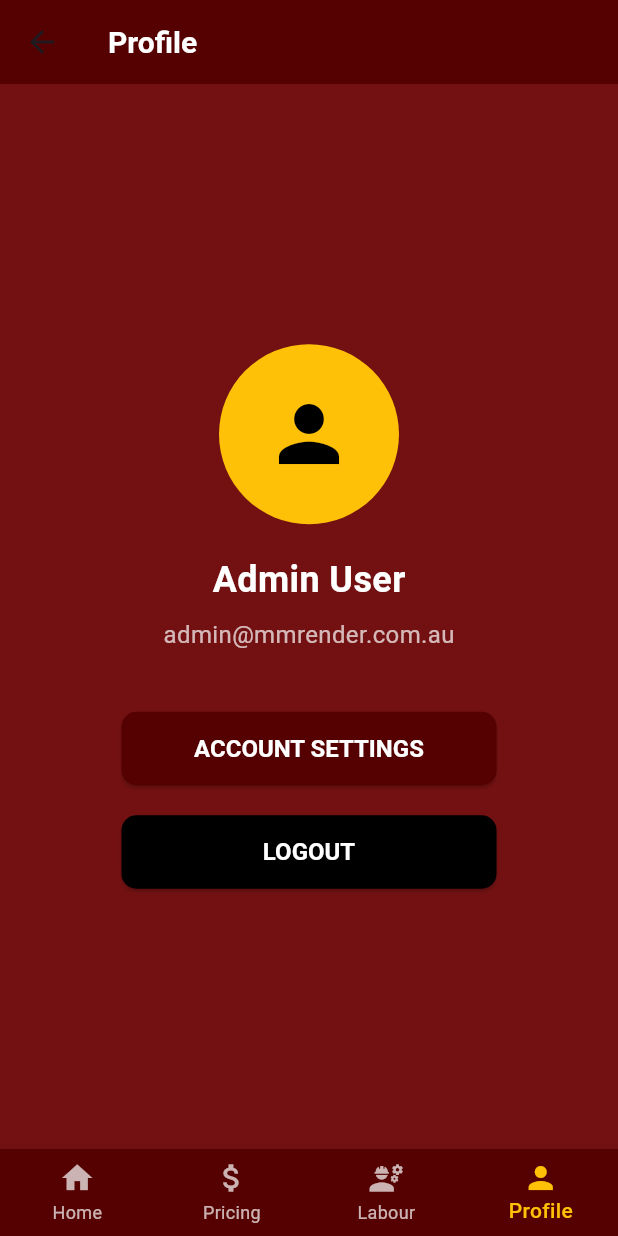
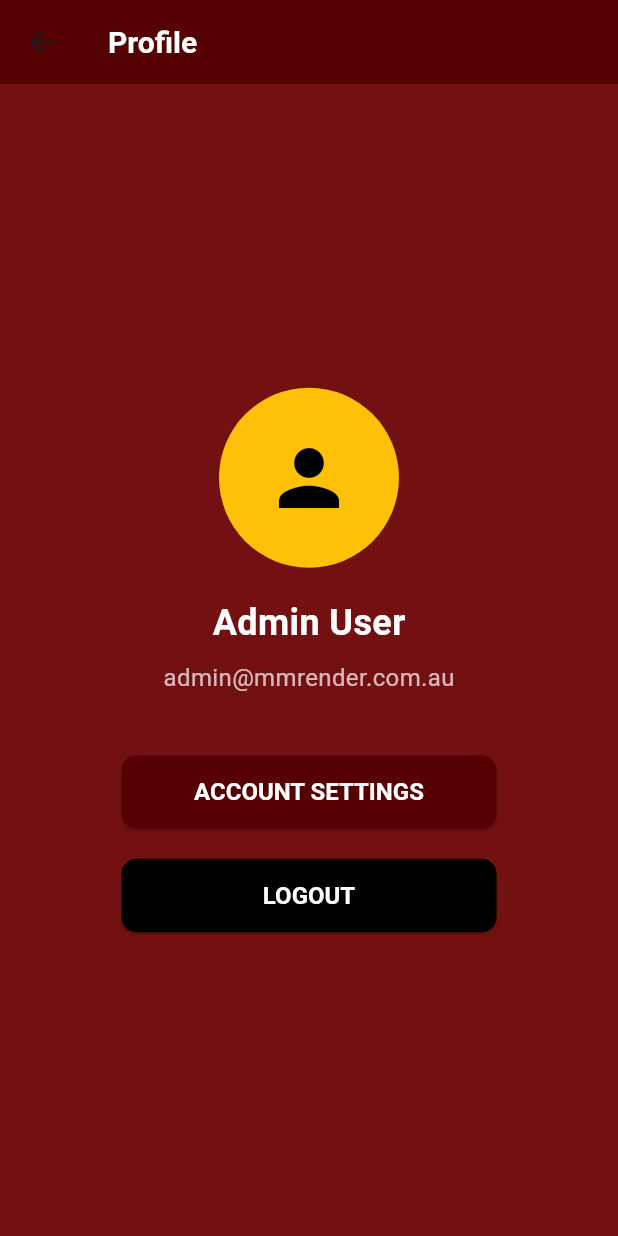
Before and after one commit to zahid49ch/M-M-RENDER, a Flutter app: the ProfileScreen screen opened directly, on a phone screen of 412 x 824 dp. Run offline on Flutter 3.47's test engine with Material 3 defaults, Android fonts, the phone set to English and light mode, and no system bars; our stand-ins replace pdf, printing, shared_preferences; missing offline and left inert: flutter_email_sender; accounts and stored records are empty.

Commit message:
Update profile_screen.dart

```diff
--- a/lib/screens/profile_screen.dart
+++ b/lib/screens/profile_screen.dart
@@ -100,37 +100,6 @@ class _ProfileScreenState extends State<ProfileScreen> {
           ],
         ),
       ),
-      bottomNavigationBar: BottomNavigationBar(
-        currentIndex: _currentIndex,
-        onTap: (index) {
-          if (index != _currentIndex) {
-            Navigator.pushReplacement(
-              context,
-              MaterialPageRoute(
-                builder: (context) => _getScreenForIndex(index),
-              ),
-            );
-          }
-        },
-        backgroundColor: const Color(0xFF550101),
-        selectedItemColor: Colors.amber,
-        unselectedItemColor: Colors.white70,
-        selectedLabelStyle: const TextStyle(fontWeight: FontWeight.w500),
-        unselectedLabelStyle: const TextStyle(fontWeight: FontWeight.normal),
-        type: BottomNavigationBarType.fixed,
-        items: const [
-          BottomNavigationBarItem(icon: Icon(Icons.home), label: 'Home'),
-          BottomNavigationBarItem(
-            icon: Icon(Icons.attach_money),
-            label: 'Pricing',
-          ),
-          BottomNavigationBarItem(
-            icon: Icon(Icons.engineering),
-            label: 'Labour',
-          ),
-          BottomNavigationBarItem(icon: Icon(Icons.person), label: 'Profile'),
-        ],
-      ),
     );
   }
 
```
